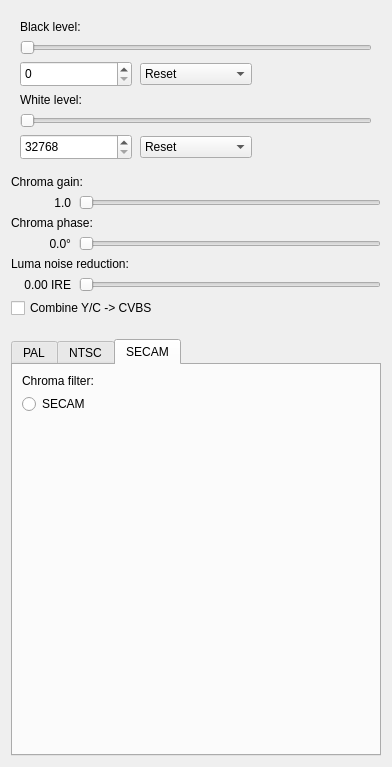
Old version of the form src/ld-analyse/chromadecoderconfigdialog.ui in the repository harrypm/tbc-tools.
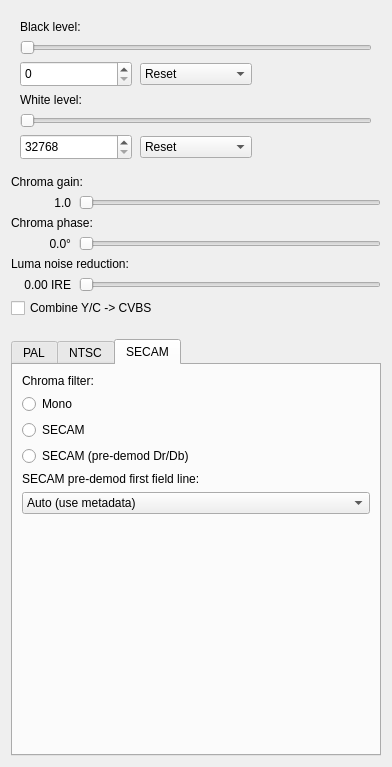
New version of the form. The open tabs and pages were chosen to show the change.

Commit message: feat(secam): add pre-demod Dr/Db decoder, secamFirstLineIsRed, and SECAM/PAL separation

```diff
--- a/src/ld-analyse/chromadecoderconfigdialog.ui
+++ b/src/ld-analyse/chromadecoderconfigdialog.ui
@@ -798,6 +798,16 @@
          </property>
         </widget>
        </item>
+       <item>
+        <widget class="QRadioButton" name="secamMonoRadioButton">
+         <property name="text">
+          <string>Mono</string>
+         </property>
+         <attribute name="buttonGroup">
+          <string notr="true">secamButtonGroup</string>
+         </attribute>
+        </widget>
+       </item>
        <item>
         <widget class="QRadioButton" name="palFilterSecamRadioButton">
          <property name="text">
@@ -808,6 +818,42 @@
          </attribute>
         </widget>
        </item>
+       <item>
+        <widget class="QRadioButton" name="palFilterSecamPredemodRadioButton">
+         <property name="text">
+          <string>SECAM (pre-demod Dr/Db)</string>
+         </property>
+         <attribute name="buttonGroup">
+          <string notr="true">secamButtonGroup</string>
+         </attribute>
+        </widget>
+       </item>
+       <item>
+        <widget class="QLabel" name="secamFirstLineIsRedLabel">
+         <property name="text">
+          <string>SECAM pre-demod first field line:</string>
+         </property>
+        </widget>
+       </item>
+       <item>
+        <widget class="QComboBox" name="secamFirstLineIsRedComboBox">
+         <item>
+          <property name="text">
+           <string>Auto (use metadata)</string>
+          </property>
+         </item>
+         <item>
+          <property name="text">
+           <string>Red (D'R) first</string>
+          </property>
+         </item>
+         <item>
+          <property name="text">
+           <string>Blue (D'B) first</string>
+          </property>
+         </item>
+        </widget>
+       </item>
        <item>
         <spacer name="verticalSpacer_12">
          <property name="orientation">
```
Left out of the diff: 5 changed lines with no effect on the pictures. The commit also changes 34 other files.
